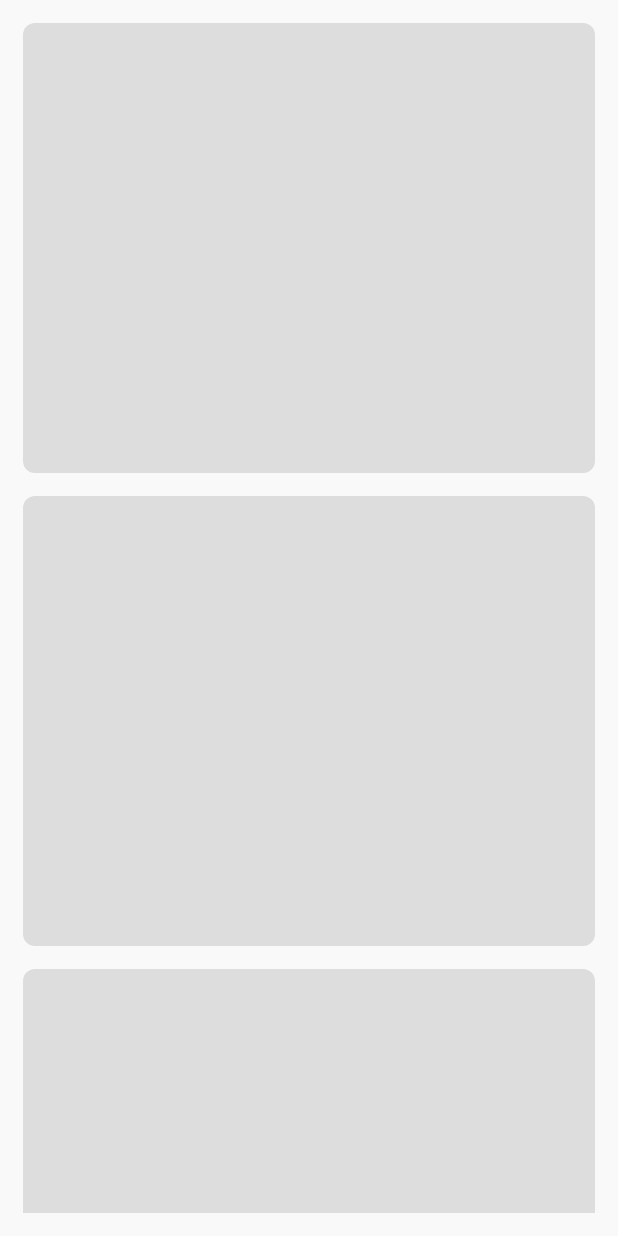
After one commit to Than0s-op/ParkPilot_Business, an Android app: the layout shimmer_spot_registration.xml on its own in the app's theme, with its tools: preview values and no code run, on a phone screen of 412 x 824 dp. The commit adds this screen. Run offline under Robolectric (Android 15) with nearby library versions, the phone set to English and light mode, and no system bars.

Commit message:
shimmer effect added in add spot

```diff
--- a/app/src/main/java/com/application/parkpilotreg/activity/SpotRegister.kt
+++ b/app/src/main/java/com/application/parkpilotreg/activity/SpotRegister.kt
@@ -43,7 +43,10 @@ class SpotRegister : AppCompatActivity(R.layout.spot_register) {
 
         val viewModel = ViewModelProvider(this)[SpotRegisterViewModel::class.java]
 
-        viewModel.loadActivity()
+        viewModel.loadActivity({
+            binding.shimmerLayout.shimmerLayout.visibility = View.GONE
+            binding.linearLayout.visibility = View.VISIBLE
+        })
 
         viewModel.init(this, bindingLocationPicker.mapView)
 
--- /dev/null
+++ b/app/src/main/res/layout/shimmer_spot_registration.xml
@@ -0,0 +1,41 @@
+<?xml version="1.0" encoding="utf-8"?>
+<com.facebook.shimmer.ShimmerFrameLayout xmlns:android="http://schemas.android.com/apk/res/android"
+    xmlns:app="http://schemas.android.com/apk/res-auto"
+    android:id="@+id/shimmerLayout"
+    android:layout_width="match_parent"
+    android:layout_height="wrap_content"
+    app:shimmer_auto_start="true"
+    app:shimmer_duration="1000">
+
+    <androidx.appcompat.widget.LinearLayoutCompat
+        android:layout_width="match_parent"
+        android:layout_height="wrap_content"
+        android:orientation="vertical"
+        android:padding="15dp"
+        app:divider="@drawable/empty_mid_divider"
+        app:showDividers="middle">
+
+        <View
+            android:layout_width="match_parent"
+            android:layout_height="300dp"
+            android:background="@drawable/shimmer_background" />
+
+        <View
+            android:layout_width="match_parent"
+            android:layout_height="300dp"
+            android:background="@drawable/shimmer_background" />
+
+        <View
+            android:layout_width="match_parent"
+            android:layout_height="300dp"
+            android:background="@drawable/shimmer_background" />
+
+        <View
+            android:layout_width="90dp"
+            android:layout_height="45dp"
+            android:layout_gravity="center_horizontal"
+            android:background="@drawable/shimmer_background" />
+
+    </androidx.appcompat.widget.LinearLayoutCompat>
+
+</com.facebook.shimmer.ShimmerFrameLayout>
```
Also changed, not shown: app/src/main/java/com/application/parkpilotreg/viewModel/SpotRegisterViewModel.kt (+23 -21 lines), app/src/main/res/layout/spot_register.xml (+12 -1 lines).
